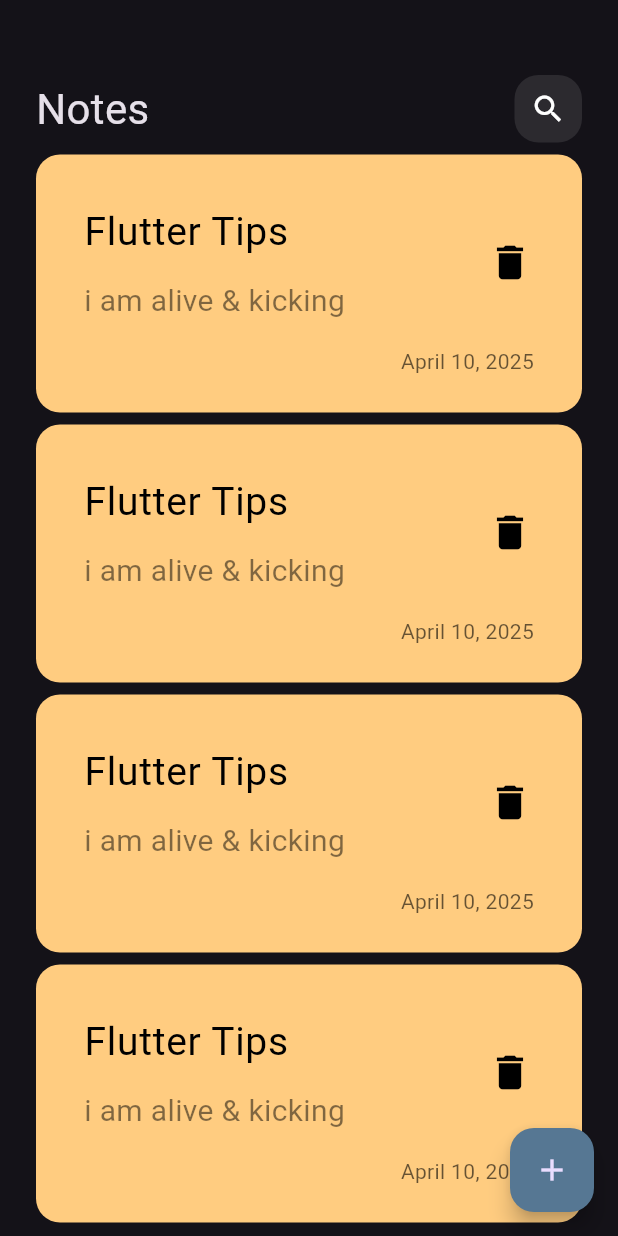
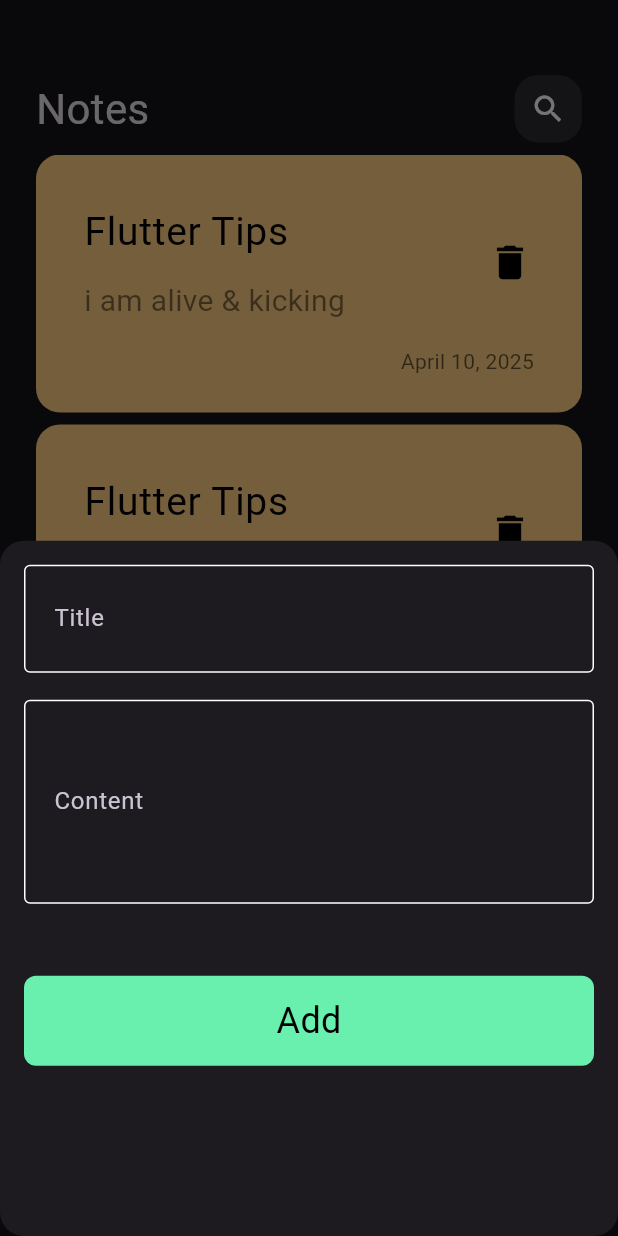
Before and after one commit to ahmed0128382/NoteApp, a Flutter app: the screen it shows after launch, after a tap on the "add" icon, on a phone screen of 412 x 824 dp. Run offline on Flutter 3.47's test engine with Material 3 defaults, Android fonts, the phone set to English and light mode, and no system bars.

Commit message:
add bottom sheet with text field and button

```diff
--- a/lib/views/note_view.dart
+++ b/lib/views/note_view.dart
@@ -1,5 +1,6 @@
 import 'package:flutter/material.dart';
 import 'package:storeapp/views/note_view_body.dart';
+import 'package:storeapp/widgets/add_note_bottom_sheet.dart';
 
 class NoteView extends StatelessWidget {
   const NoteView({super.key});
@@ -9,7 +10,16 @@ class NoteView extends StatelessWidget {
     return Scaffold(
       floatingActionButton: FloatingActionButton(
         backgroundColor: const Color.fromARGB(255, 86, 119, 147),
-        onPressed: () {},
+        onPressed: () {
+          showModalBottomSheet(
+              shape: RoundedRectangleBorder(
+                borderRadius: BorderRadius.circular(16),
+              ),
+              context: context,
+              builder: (context) {
+                return const AddNoteBottomSheet();
+              });
+        },
         child: Icon(Icons.add),
       ),
       body: NoteViewBody(),
--- /dev/null
+++ b/lib/widgets/add_note_bottom_sheet.dart
@@ -0,0 +1,37 @@
+import 'package:flutter/material.dart';
+import 'package:storeapp/widgets/custom_button.dart';
+import 'package:storeapp/widgets/custom_text_field.dart';
+
+class AddNoteBottomSheet extends StatelessWidget {
+  const AddNoteBottomSheet({super.key});
+
+  @override
+  Widget build(BuildContext context) {
+    return Padding(
+      padding: const EdgeInsets.symmetric(horizontal: 16.0),
+      child: Column(
+        //mainAxisAlignment: MainAxisAlignment.spaceEvenly,
+        children: [
+          SizedBox(
+            height: 16,
+          ),
+          CustomFormTextField(
+            label: 'Title',
+            padding: 24,
+          ),
+          SizedBox(
+            height: 18,
+          ),
+          CustomFormTextField(
+            label: 'Content',
+            padding: 56,
+          ),
+          SizedBox(
+            height: 48,
+          ),
+          CustomButton(text: 'Add'),
+        ],
+      ),
+    );
+  }
+}
--- /dev/null
+++ b/lib/widgets/custom_button.dart
@@ -0,0 +1,31 @@
+import 'package:flutter/material.dart';
+
+// ignore: must_be_immutable
+class CustomButton extends StatelessWidget {
+  CustomButton({super.key, required this.text, this.onTap});
+  VoidCallback? onTap;
+  String text;
+  @override
+  Widget build(BuildContext context) {
+    return GestureDetector(
+      onTap: onTap,
+      child: Container(
+        width: double.infinity,
+        height: 60,
+        decoration: BoxDecoration(
+          color: Colors.greenAccent,
+          borderRadius: BorderRadius.circular(8),
+        ),
+        child: Center(
+          child: Text(
+            text,
+            style: TextStyle(
+              color: Colors.black,
+              fontSize: 24,
+            ),
+          ),
+        ),
+      ),
+    );
+  }
+}
--- /dev/null
+++ b/lib/widgets/custom_text_field.dart
@@ -0,0 +1,43 @@
+import 'package:flutter/material.dart';
+
+// ignore: must_be_immutable
+class CustomFormTextField extends StatelessWidget {
+  CustomFormTextField(
+      {super.key,
+      required this.label,
+      this.onchanged,
+      this.obscureText = false,
+      required this.padding});
+  String label;
+  double padding;
+  bool obscureText;
+  Function(String)? onchanged;
+  @override
+  Widget build(BuildContext context) {
+    return TextFormField(
+      obscureText: obscureText,
+      style: TextStyle(color: Colors.greenAccent),
+      validator: (data) {
+        if (data!.isEmpty) {
+          return 'enter a value';
+        }
+        return null;
+      },
+      onChanged: onchanged,
+      decoration: InputDecoration(
+        contentPadding: EdgeInsets.symmetric(vertical: padding, horizontal: 16),
+        errorBorder:
+            OutlineInputBorder(borderSide: BorderSide(color: Colors.red)),
+        enabledBorder:
+            OutlineInputBorder(borderSide: BorderSide(color: Colors.white)),
+        focusedBorder: OutlineInputBorder(
+            borderSide: BorderSide(color: Colors.greenAccent)),
+        hintText: label,
+        // label: Text(
+        //   label,
+        //   style: TextStyle(color: Colors.greenAccent),
+        // ),
+      ),
+    );
+  }
+}
--- a/lib/widgets/notes_list_view.dart
+++ b/lib/widgets/notes_list_view.dart
@@ -6,13 +6,17 @@ class NotesListView extends StatelessWidget {
 
   @override
   Widget build(BuildContext context) {
-    return ListView.builder(
-        itemCount: 4,
-        itemBuilder: (context, index) {
-          return Padding(
-            padding: const EdgeInsets.only(bottom: 8.0),
-            child: const NoteItem(),
-          );
-        });
+    return Padding(
+      padding: const EdgeInsets.only(bottom: 16),
+      child: ListView.builder(
+          padding: EdgeInsets.zero,
+          itemCount: 7,
+          itemBuilder: (context, index) {
+            return Padding(
+              padding: const EdgeInsets.only(bottom: 8.0),
+              child: const NoteItem(),
+            );
+          }),
+    );
   }
 }
```
